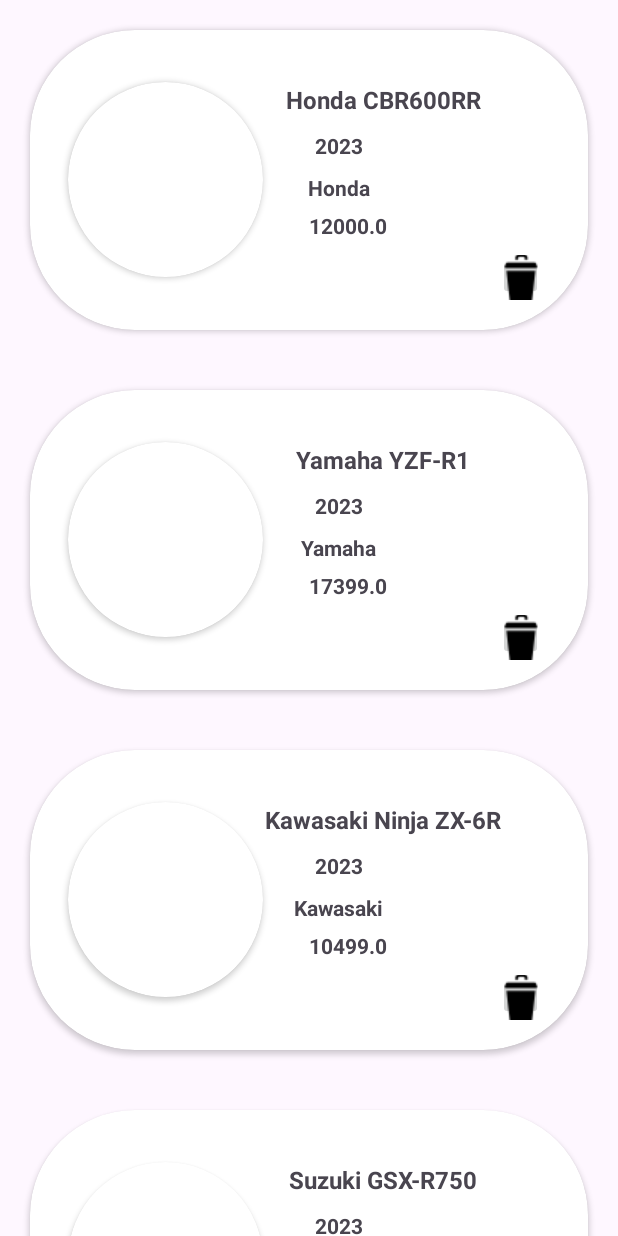
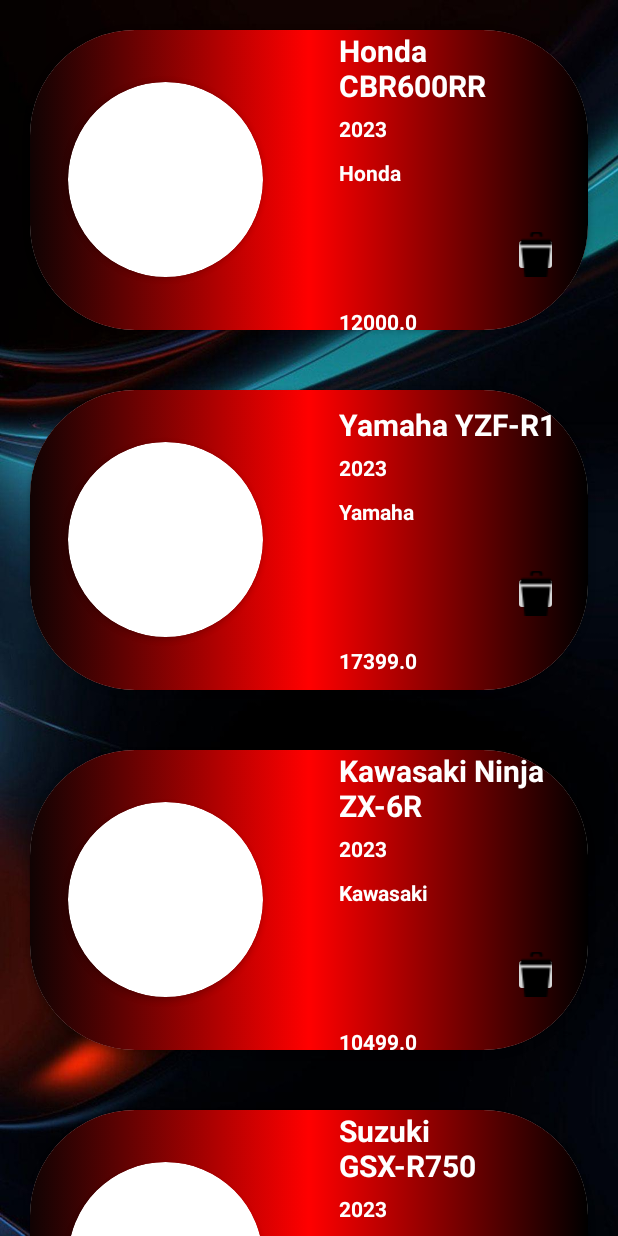
Before and after one commit to mcar03/ProyectoMotos, an Android app: the screen it shows after launch (MainActivity), on a phone screen of 412 x 824 dp. Run offline under Robolectric (Android 15) with nearby library versions, the phone set to English and light mode, and no system bars; pictures from the network do not load.

Commit message:
fondos añadidos

```diff
--- /dev/null
+++ b/app/src/main/res/drawable/degradado_item.xml
@@ -0,0 +1,13 @@
+<?xml version="1.0" encoding="utf-8"?>
+<selector xmlns:android="http://schemas.android.com/apk/res/android">
+
+    <item>
+        <shape>
+            <gradient
+                android:startColor="#100303"
+                android:centerColor="#FF0000"
+                android:endColor="#000000"
+                ></gradient>
+        </shape>
+    </item>
+</selector>
--- a/app/src/main/res/layout/activity_main.xml
+++ b/app/src/main/res/layout/activity_main.xml
@@ -4,7 +4,9 @@
     xmlns:tools="http://schemas.android.com/tools"
     android:id="@+id/main"
     android:layout_width="match_parent"
+    android:background="@drawable/wp4513436"
     android:layout_height="match_parent"
+
     tools:context=".MainActivity">
 
     <androidx.recyclerview.widget.RecyclerView
--- a/app/src/main/res/layout/item.xml
+++ b/app/src/main/res/layout/item.xml
@@ -7,12 +7,13 @@
     app:cardCornerRadius="70dp"
     android:layout_height="200dp">
 
-
     <LinearLayout
         android:layout_width="match_parent"
         android:layout_height="match_parent"
-        android:orientation="horizontal">
+        android:orientation="horizontal"
+        android:background="@drawable/degradado_item">
 
+        <!-- Columna izquierda con la imagen -->
         <LinearLayout
             android:layout_width="0dp"
             android:layout_height="match_parent"
@@ -36,65 +37,72 @@
             </androidx.cardview.widget.CardView>
         </LinearLayout>
 
+        <!-- Columna derecha con los TextViews -->
         <LinearLayout
             android:layout_width="0dp"
             android:layout_height="match_parent"
             android:layout_weight="1"
-            android:orientation="horizontal"></LinearLayout>
-    </LinearLayout>
+            android:orientation="vertical"
+            android:paddingStart="20dp"
+            android:paddingEnd="20dp"
+            android:gravity="center_vertical">
 
+            <!-- Nombre -->
             <TextView
                 android:id="@+id/textViewNombreItemRecycler"
                 android:layout_width="wrap_content"
-        android:layout_marginTop="35dp"
-        android:layout_marginLeft="50dp"
-        android:textStyle="bold"
-        android:textSize="16sp"
-        android:layout_gravity="center|top"
                 android:layout_height="wrap_content"
                 android:text="NombreMoto"
+                android:textSize="20sp"
+                android:textColor="@color/white"
+                android:textStyle="bold"
+                android:layout_marginBottom="5dp"
                 tools:ignore="HardcodedText,RtlHardcoded" />
 
+            <!-- Año de fabricación -->
             <TextView
                 android:id="@+id/textViewAnnoFrabricacionItemRecycler"
                 android:layout_width="wrap_content"
                 android:layout_height="wrap_content"
-        android:layout_gravity="center"
+                android:text="2001"
+                android:textColor="@color/white"
                 android:textStyle="bold"
-        android:layout_marginTop="7dp"
-        android:layout_marginLeft="20dp"
-        android:layout_marginBottom="30dp"
-        android:text="2001"
+                android:layout_marginBottom="10dp"
                 tools:ignore="HardcodedText,RtlHardcoded" />
 
+            <!-- Fabricadora -->
             <TextView
                 android:id="@+id/textViewFabricadoraItemRecycler"
                 android:layout_width="wrap_content"
-        android:layout_gravity="center"
+                android:layout_height="wrap_content"
+                android:text="Fabricadora"
+                android:textColor="@color/white"
                 android:textStyle="bold"
-        android:layout_marginLeft="20dp"
-        android:layout_marginTop="5dp"
-        android:layout_height="wrap_content"
-        android:text="Frabricadora"
+                android:layout_marginBottom="10dp"
                 tools:ignore="HardcodedText" />
 
+            <!-- Botón de borrar -->
             <ImageButton
                 android:id="@+id/imageButtonBorrarItemRecycler"
                 android:layout_width="30dp"
                 android:layout_height="30dp"
-        android:layout_gravity="bottom|end"
-        android:layout_marginRight="30dp"
-        android:layout_marginBottom="20dp"
+                android:layout_gravity="end"
+                android:layout_marginTop="20dp"
+                android:layout_marginBottom="10dp"
                 app:srcCompat="@drawable/bote_de_basura"
                 tools:ignore="ContentDescription,RtlHardcoded,SpeakableTextPresentCheck,TouchTargetSizeCheck" />
 
+            <!-- Precio -->
             <TextView
                 android:id="@+id/textViewPrecioItemRecycler"
                 android:layout_width="wrap_content"
-        android:layout_gravity="bottom|center"
-        android:layout_marginBottom="60dp"
-        android:layout_marginLeft="26dp"
+                android:layout_height="wrap_content"
+                android:text="Precio"
+                android:textColor="@color/white"
                 android:textStyle="bold"
-        android:layout_height="wrap_content"
-        android:text="Precio" />
+                android:layout_marginTop="10dp"
+                android:gravity="end"
+                android:textSize="14sp" />
+        </LinearLayout>
+    </LinearLayout>
 </androidx.cardview.widget.CardView>
```
Also changed, not shown: app/src/main/res/drawable/item.jpg (added), app/src/main/res/drawable/wp4513436.jpg (added). Lines whose indentation alone changed are shown as unchanged.
